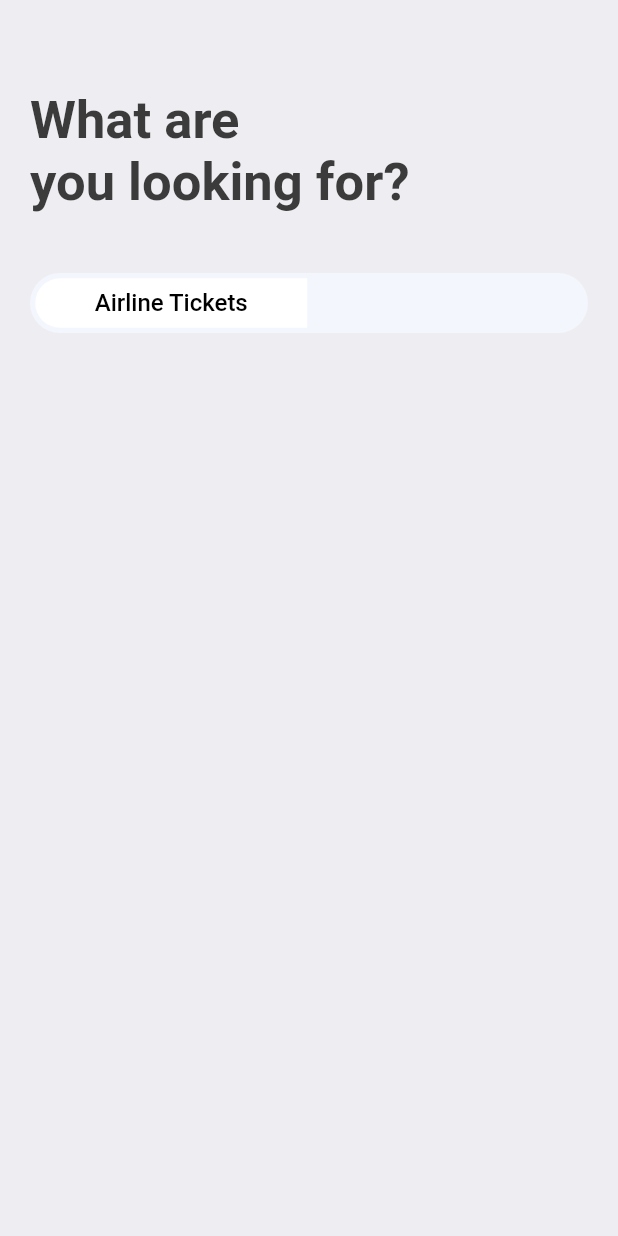
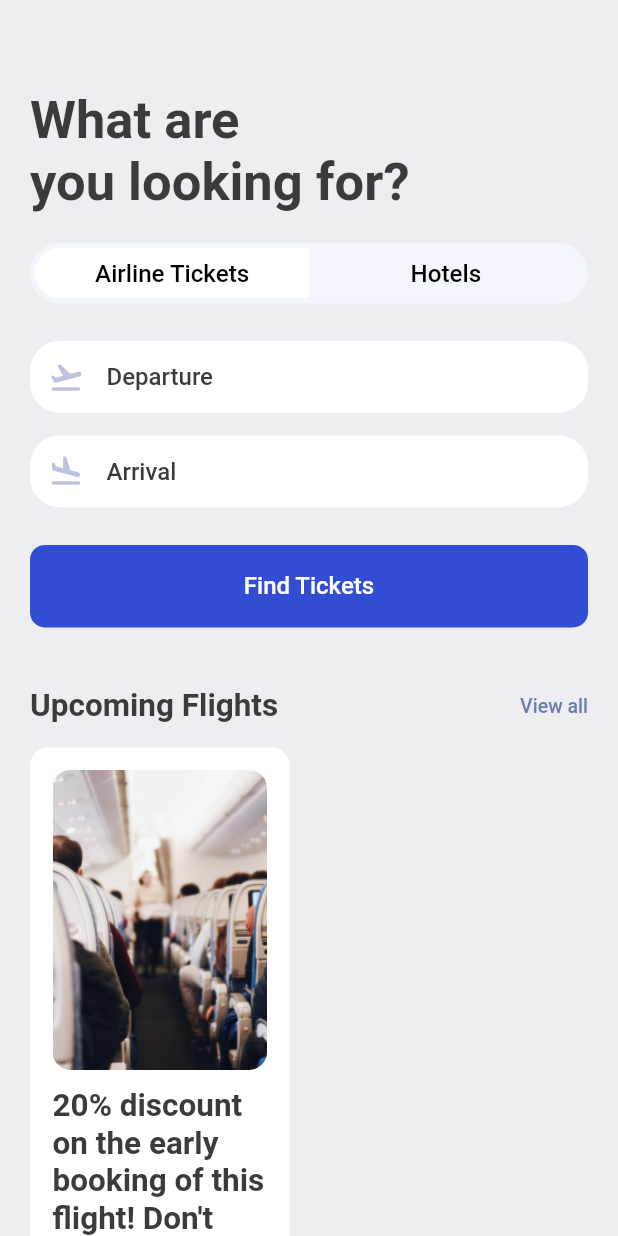
Before and after one commit to shivxsh/Book_Tickets, a Flutter app: the SearchScreen screen opened directly, on a phone screen of 412 x 824 dp. Run offline on Flutter 3.47's test engine with Material 2 defaults, Android fonts, the phone set to English and light mode, and no system bars; our stand-ins replace fluentui_icons, gap, get.

Commit message:
Search Screen ui changes.

```diff
--- a/lib/screens/home_screen.dart
+++ b/lib/screens/home_screen.dart
@@ -1,5 +1,6 @@
 import 'package:book_tickets/screens/hotel_screen.dart';
 import 'package:book_tickets/screens/ticket_view.dart';
+import 'package:book_tickets/utils/double_text_widget.dart';
 import 'package:flutter/material.dart';
 import 'package:book_tickets/utils/app_styles.dart';
 import 'package:gap/gap.dart';
@@ -82,21 +83,21 @@ class HomeScreen extends StatelessWidget {
                 ),
 
                 const Gap(40),
-
-                Row(
-                  mainAxisAlignment: MainAxisAlignment.spaceBetween,
-                  children:  [
-                    Text("Upcoming Flights",
-                    style: Styles.headLineStyle2),
-                    InkWell(   //Turn texts into clickable buttons.
-                      onTap: (){
-                      },
-                      child: Text("View all",
-                      //copyWith() is used to add to the Styles.<variables>
-                      style: Styles.headLineStyle4.copyWith(color: Styles.primaryColor)),
-                    ),
-                  ],
-                )
+                const DoubleText(bigText: "Upcoming Flights", smallText: "View all"),
+                // Row(
+                //   mainAxisAlignment: MainAxisAlignment.spaceBetween,
+                //   children:  [
+                //     Text("Upcoming Flights",
+                //     style: Styles.headLineStyle2),
+                //     InkWell(   //Turn texts into clickable buttons.
+                //       onTap: (){
+                //       },
+                //       child: Text("View all",
+                //       //copyWith() is used to add to the Styles.<variables>
+                //       style: Styles.headLineStyle4.copyWith(color: Styles.primaryColor)),
+                //     ),
+                //   ],
+                // )
               ],
             ),
           ),
--- a/lib/screens/search_screen.dart
+++ b/lib/screens/search_screen.dart
@@ -1,4 +1,6 @@
 import 'package:book_tickets/utils/app_layout.dart';
+import 'package:book_tickets/utils/double_text_widget.dart';
+import 'package:book_tickets/utils/icon_text_widget.dart';
 import 'package:flutter/material.dart';
 import 'package:gap/gap.dart';
 import '../utils/app_styles.dart';
@@ -20,9 +22,10 @@ class SearchScreen extends StatelessWidget {
           style: Styles.headLineStyle1.copyWith(fontSize: AppLayout.getHeight(35))
           //style: Styles.headLineStyle1.copyWith(fontSize: 38),),
           ),
-          Gap(AppLayout.getHeight(40)),
+          Gap(AppLayout.getHeight(20)),
 
-          Container(
+          FittedBox(
+            child: Container(
               padding: const EdgeInsets.all(3.5),
               decoration: BoxDecoration(
                 borderRadius: BorderRadius.circular(AppLayout.getHeight(50)),
@@ -31,6 +34,7 @@ class SearchScreen extends StatelessWidget {
               child: Row(
                 children: [
                   Container(
+                    //This container is for the text "Airline Tickets" inside the search bar
                     padding: EdgeInsets.symmetric(vertical : AppLayout.getHeight(7)),
                     width: size.width*0.44,
                     decoration: BoxDecoration(
@@ -42,10 +46,96 @@ class SearchScreen extends StatelessWidget {
                       child: Text("Airline Tickets",
                         style: Styles.headLineStyle3.copyWith(color:Colors.black),),
                     ),
-                )
+                  ),
+
+                  Container(
+                    //This container is for the text "Hotels" inside the search bar
+                    padding: EdgeInsets.symmetric(vertical : AppLayout.getHeight(7)),
+                    width: size.width*0.44,
+                    decoration: BoxDecoration(
+                      //This border radius will only apply to the left side of the border
+                      borderRadius: BorderRadius.horizontal(right : Radius.circular(AppLayout.getWidth(50))),
+                      color: Colors.transparent,
+                    ),
+                    child: Center(
+                      child: Text("Hotels",
+                        style: Styles.headLineStyle3.copyWith(color:Colors.black),),
+                    ),
+                  ),
                 ],
               ),
             ),
+          ),
+          Gap(AppLayout.getHeight(25)),
+          //Rather than re writing the whole container again for 2 search boxes,
+          //We create a new util screen called :icon_text_widget" that takes in the container
+          //And generates the container by taking in the 2 inputs :
+          //"Icon" and "Text inside the container"
+          const AppIconText(icon: Icons.flight_takeoff_rounded, text: "Departure"),
+          Gap(AppLayout.getHeight(15)),
+          const AppIconText(icon: Icons.flight_land_rounded, text: "Arrival"),
+          Gap(AppLayout.getHeight(25)),
+          //This container cannot be reused again, hence it is hardcoded.
+          Container(
+            padding: EdgeInsets.symmetric(horizontal: AppLayout.getWidth(18), vertical: AppLayout.getHeight(18)),
+            decoration:  BoxDecoration(
+              borderRadius: BorderRadius.circular(AppLayout.getWidth(10)),
+              color: const Color(0xD91130CE),
+            ),
+            child: Center(
+              child: Text("Find Tickets",
+                style: Styles.textStyle.copyWith(color : Colors.white),
+
+              ),
+            ),
+          ),
+          Gap(AppLayout.getHeight(40)),
+          const DoubleText(bigText: "Upcoming Flights", smallText: "View all"),
+          Gap(AppLayout.getHeight(15)),
+          Row(
+            children: [
+              //This container holds both : image and the text beneath it.
+              Container(
+                height: AppLayout.getHeight(400),
+                width: size.width*0.42,
+                padding: EdgeInsets.symmetric(horizontal:AppLayout.getHeight(15) ,vertical: AppLayout.getWidth(15)),
+                decoration: BoxDecoration(
+                  color: Colors.white,
+                  borderRadius: BorderRadius.circular(AppLayout.getHeight(12)),
+                  boxShadow: [
+                    BoxShadow(
+                      color: Colors.grey.shade200,
+                      blurRadius: 1,
+                      spreadRadius: 1
+                    ),
+                  ],
+                ),
+                child: Column(
+                  children: [
+                    //This container contains the image inside the container.
+                    Container(
+                      height: AppLayout.getHeight(200),
+                      decoration: BoxDecoration(
+                        borderRadius: BorderRadius.circular(AppLayout.getHeight(12)),
+                        image: const DecorationImage(
+                          fit : BoxFit.cover,
+                          image: AssetImage(
+                              "assets/images/sit.jpg"
+                          ),
+                        ),
+                      ),
+                    ),
+                    Gap(AppLayout.getHeight(12)),
+                    Text("20% discount on the early booking of this flight! Don't miss out.",
+                    style: Styles.headLineStyle2,)
+                  ],
+                ),
+              ),
+              Column(
+              )
+            ],
+          )
+
         ],
       ),
     );
--- /dev/null
+++ b/lib/utils/double_text_widget.dart
@@ -0,0 +1,28 @@
+import 'package:flutter/material.dart';
+
+import 'app_styles.dart';
+
+class DoubleText extends StatelessWidget {
+  final String bigText;
+  final String smallText;
+  const DoubleText({Key? key, required this.bigText, required this.smallText}) : super(key: key);
+
+  @override
+  Widget build(BuildContext context) {
+    return Row(
+      mainAxisAlignment: MainAxisAlignment.spaceBetween,
+      children:  [
+        Text("Upcoming Flights",
+            style: Styles.headLineStyle2),
+
+        InkWell(   //Turn texts into clickable buttons.
+          onTap: (){
+          },
+          child: Text("View all",
+              //copyWith() is used to add to the Styles.<variables>
+              style: Styles.headLineStyle4.copyWith(color: Styles.primaryColor)),
+        ),
+      ],
+    );
+  }
+}
--- /dev/null
+++ b/lib/utils/icon_text_widget.dart
@@ -0,0 +1,28 @@
+import 'package:flutter/material.dart';
+import 'package:gap/gap.dart';
+import 'app_layout.dart';
+import 'app_styles.dart';
+
+class AppIconText extends StatelessWidget {
+  final IconData icon;
+  final String text;
+  const AppIconText({Key? key, required this.icon, required this.text}) : super(key: key);
+
+  @override
+  Widget build(BuildContext context) {
+    return Container(
+      padding: EdgeInsets.symmetric(horizontal: AppLayout.getWidth(12), vertical: AppLayout.getHeight(12)),
+      decoration: BoxDecoration(
+        borderRadius: BorderRadius.circular(AppLayout.getHeight(20)),
+        color: Colors.white,
+      ),
+      child: Row(
+        children: [
+          Icon(icon, color: const Color(0xFFBFC2DF),),
+          Gap(AppLayout.getWidth(15)),
+          Text(text, style: Styles.textStyle,)
+        ],
+      ),
+    );
+  }
+}
```
Lines whose indentation alone changed are shown as unchanged.
